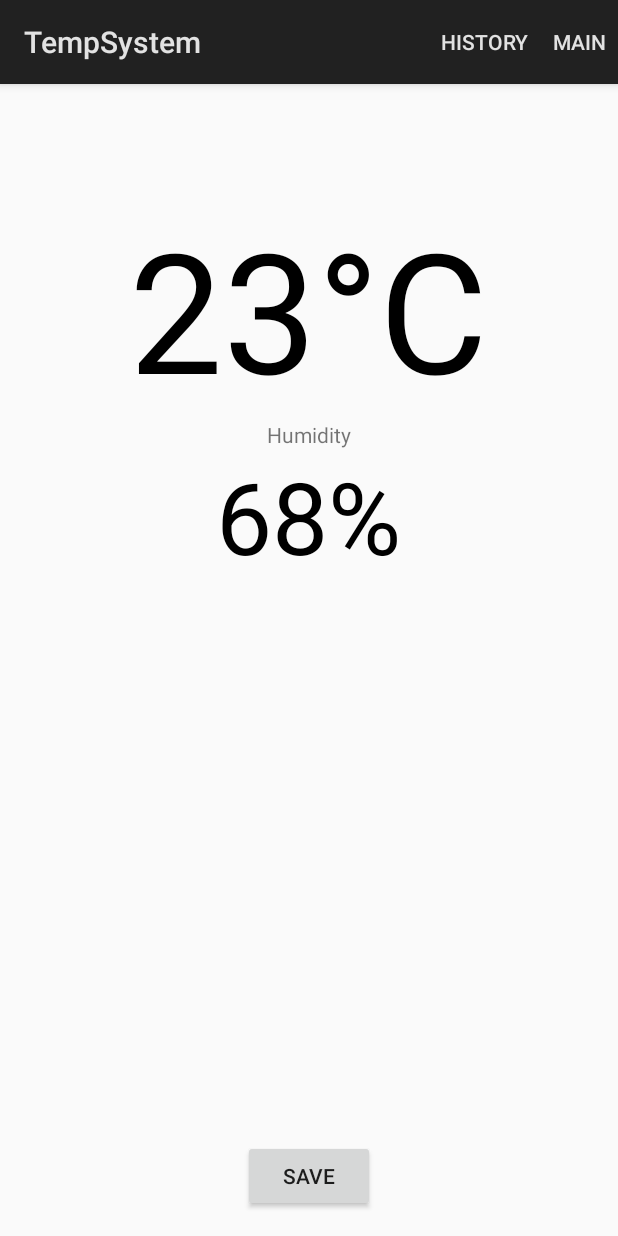
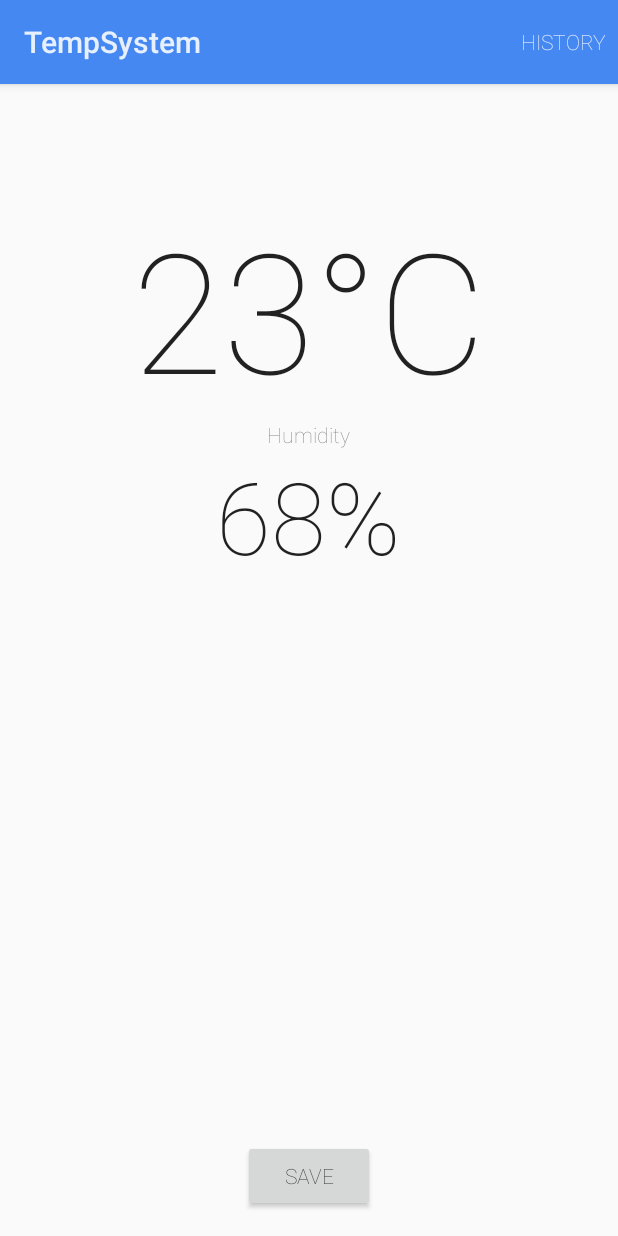
Before and after one commit to demirhanaydin/temp-o, an Android app: the screen it shows after launch (MainActivity), on a phone screen of 412 x 824 dp. Run offline under Robolectric (Android 15) with nearby library versions, the phone set to English and light mode, and no system bars; Roboto replaces fonts that are not available here.

Commit message:
minor visual changes

```diff
--- a/app/src/main/res/layout/activity_main.xml
+++ b/app/src/main/res/layout/activity_main.xml
@@ -7,6 +7,54 @@
                 android:paddingTop="@dimen/activity_vertical_margin"
                 android:paddingBottom="@dimen/activity_vertical_margin"
                 tools:context=".MainActivity">
+
+    <!-- humidity text-->
+    <!-- humidity value -->
+    <!-- humidity postfix -->
+    <!-- save button -->
+
+    <RelativeLayout
+        android:layout_width="wrap_content"
+        android:layout_height="wrap_content"
+        android:layout_marginLeft="30dp"
+        android:layout_marginRight="30dp"
+        android:layout_alignParentTop="true"
+        android:layout_centerHorizontal="true">
+
+        <LinearLayout
+            android:orientation="horizontal"
+            android:layout_width="wrap_content"
+            android:layout_height="wrap_content"
+            android:id="@+id/linearLayout2"
+            android:layout_below="@+id/textView3"
+            android:layout_centerHorizontal="true">
+
+            <TextView
+                android:text="@string/default_humidity"
+                android:layout_width="wrap_content"
+                android:layout_height="wrap_content"
+                style="@style/humidityText"
+                android:id="@+id/textViewHumidity"
+                android:layout_centerVertical="true"
+                android:layout_alignEnd="@+id/textView3"/>
+
+            <TextView
+                android:layout_width="wrap_content"
+                android:layout_height="wrap_content"
+                android:text="@string/humidity_postfix"
+                android:id="@+id/humidity_postfix"
+                style="@style/humidityText"
+                android:layout_centerVertical="true"
+                android:layout_toEndOf="@+id/textViewHumidity"/>
+        </LinearLayout>
+
+        <TextView
+            android:layout_width="wrap_content"
+            android:layout_height="wrap_content"
+            android:text="@string/placeholder_humidity"
+            android:id="@+id/textView3"
+            android:layout_below="@+id/linearLayout"
+            android:layout_centerHorizontal="true"/>
 
         <LinearLayout
             android:orientation="horizontal"
@@ -39,44 +87,7 @@
                 android:layout_toEndOf="@+id/textView3"/>
 
         </LinearLayout>
-    <!-- humidity text-->
-    <!-- humidity value -->
-    <!-- humidity postfix -->
-    <!-- save button -->
-    <TextView
-        android:layout_width="wrap_content"
-        android:layout_height="wrap_content"
-        android:text="@string/placeholder_humidity"
-        android:id="@+id/textView3"
-        android:layout_below="@+id/linearLayout"
-        android:layout_centerHorizontal="true"/>
-
-    <LinearLayout
-        android:orientation="horizontal"
-        android:layout_width="wrap_content"
-        android:layout_height="wrap_content"
-        android:id="@+id/linearLayout2"
-        android:layout_below="@+id/textView3"
-        android:layout_centerHorizontal="true">
-
-        <TextView
-            android:text="@string/default_humidity"
-            android:layout_width="wrap_content"
-            android:layout_height="wrap_content"
-            style="@style/humidityText"
-            android:id="@+id/textViewHumidity"
-            android:layout_centerVertical="true"
-            android:layout_alignEnd="@+id/textView3"/>
-
-        <TextView
-            android:layout_width="wrap_content"
-            android:layout_height="wrap_content"
-            android:text="@string/humidity_postfix"
-            android:id="@+id/humidity_postfix"
-            style="@style/humidityText"
-            android:layout_centerVertical="true"
-            android:layout_toEndOf="@+id/textViewHumidity"/>
-    </LinearLayout>
+    </RelativeLayout>
 
     <Button
         android:layout_width="wrap_content"
--- a/app/src/main/res/menu/menu_main.xml
+++ b/app/src/main/res/menu/menu_main.xml
@@ -4,9 +4,5 @@
       <item android:id="@+id/action_history"
           android:title="@string/action_history"
           android:orderInCategory="100"
-          android:showAsAction="ifRoom"/>
-      <item android:id="@+id/action_main"
-          android:title="@string/action_main"
-          android:orderInCategory="100"
           android:showAsAction="always"/>
 </menu>
--- a/app/src/main/res/values-v21/styles.xml
+++ b/app/src/main/res/values-v21/styles.xml
@@ -1,13 +1,21 @@
 <?xml version="1.0" encoding="utf-8"?>
 <resources>
     <style name="AppTheme" parent="android:Theme.Material.Light.DarkActionBar">
+        <!-- Main theme colors -->
+        <!--   your app branding color for the app bar -->
+        <item name="android:colorPrimary">@color/primary</item>
+        <!--   darker variant for the status bar and contextual app bars -->
+        <item name="android:colorPrimaryDark">@color/primary_dark</item>
+        <!--   theme UI controls like checkboxes and text fields -->
+        <!--<item name="android:colorAccent">@color/accent</item>-->
+        <!--<item name="android:windowBackground">@color/window_background</item>-->
+        <!--<item name="android:textColorPrimary">@color/text_color_primary</item>-->
+        <item name="android:fontFamily">sans-serif-thin</item>
     </style>
     <style name="tempText" parent="AppTheme">
-        <item name="android:textColor">#000</item>
         <item name="android:textSize">50pt</item>
     </style>
     <style name="humidityText" parent="AppTheme">
-        <item name="android:textColor">#000</item>
         <item name="android:textSize">30pt</item>
     </style>
     <style name="Theme.NoActionBar" parent="AppTheme">
@@ -15,7 +23,6 @@
         <item name="android:windowNoTitle">true</item>
     </style>
     <style name="listItem" parent="AppTheme">
-        <item name="android:textColor">#000</item>
         <item name="android:textSize">10pt</item>
     </style>
 </resources>
--- /dev/null
+++ b/app/src/main/res/values/color.xml
@@ -0,0 +1,9 @@
+<?xml version="1.0" encoding="utf-8"?>
+<resources>
+    <color name="primary">#4688F1</color>
+    <color name="primary_dark">#366AD3</color>
+    <color name="window_background">#FFF</color>
+    <color name="text_color_primary">#FFFFFF</color>
+    <color name="black">#000</color>
+
+</resources>
```
Also changed, not shown: app/src/main/res/drawable/round.xml (added, +7 -0 lines), app/src/main/res/layout/list_item.xml (+17 -14 lines). Lines whose indentation alone changed are shown as unchanged.
